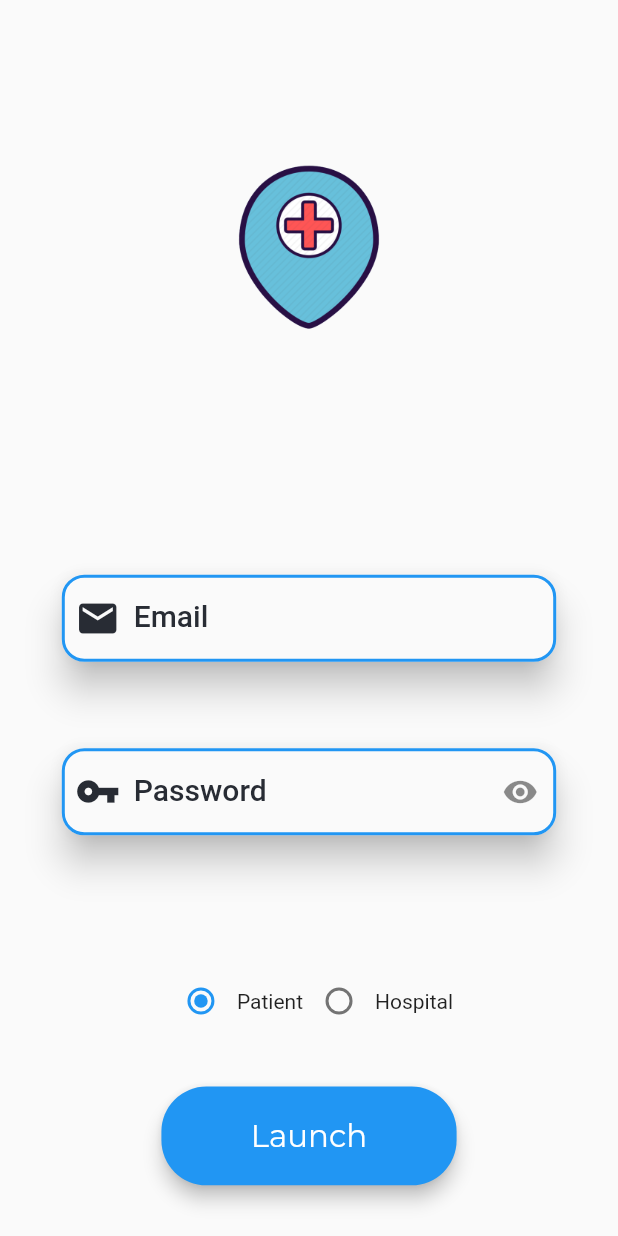
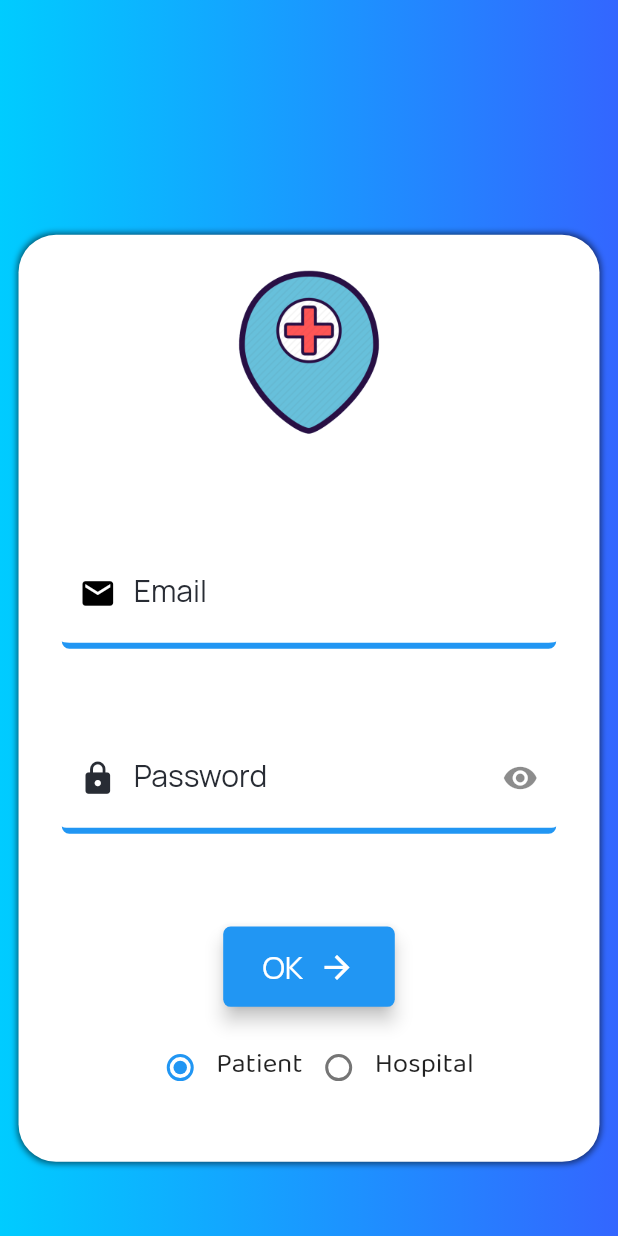
Before and after one commit to saarthak08/Hospitality-MobileClient, a Flutter app: the screen it shows after launch, on a phone screen of 412 x 824 dp. Run offline on Flutter 3.47's test engine with Material 2 defaults, Android fonts, the phone set to English and light mode, and no system bars; our stand-ins replace fluttertoast, google_maps_flutter, location, shared_preferences, sliding_up_panel; accounts and stored records are empty; Roboto replaces fonts that are missing (Arial Round).

Commit message:
change login screen

```diff
--- a/lib/src/screens/auth_screen.dart
+++ b/lib/src/screens/auth_screen.dart
@@ -11,7 +11,6 @@ import 'package:flutter/services.dart';
 import 'package:hospitality/src/resources/network/network_repository.dart';
 import 'package:hospitality/src/helpers/dimensions.dart';
 import 'package:provider/provider.dart';
-import 'dart:io' show Platform;
 import 'package:shared_preferences/shared_preferences.dart';
 
 class AuthScreen extends StatefulWidget {
@@ -43,7 +42,7 @@ class _AuthScreenState extends State<AuthScreen> {
 
   Widget _errorMsgContainer(double viewportHeight, double viewportWidth) {
     return Container(
-      margin: EdgeInsets.only(top: viewportHeight * 0.04),
+      margin: EdgeInsets.only(top: viewportHeight * 0.01),
       height: viewportHeight * 0.05,
       width: viewportWidth,
       alignment: Alignment.center,
@@ -51,7 +50,7 @@ class _AuthScreenState extends State<AuthScreen> {
         errorMsg,
         style: TextStyle(
           fontSize: viewportHeight * 0.025,
-          fontFamily: 'Montserrat',
+          fontFamily: 'BalooTamma2',
           color: Colors.red,
         ),
         textAlign: TextAlign.center,
@@ -69,35 +68,32 @@ class _AuthScreenState extends State<AuthScreen> {
       },
       keyboardType: TextInputType.emailAddress,
       style: TextStyle(
-        fontSize: 20.0,
+        fontSize: 22.0,
         color: Color(0xff282c34),
-        fontFamily: 'Montserrat',
+        fontFamily: 'Poppins',
         fontWeight: FontWeight.w300,
       ),
-      cursorWidth: 2,
-      cursorColor: Color(0xff282c34),
       decoration: InputDecoration(
-        contentPadding: EdgeInsets.only(right: 10.0, top: 12.0, bottom: 22.0),
+        alignLabelWithHint: false,
         prefixIcon: Icon(
-          Icons.email,
-          color: Color(0xff282c34),
-          size: 30.0,
+          Icons.mail,
+          color: Colors.black,
+          size: getViewportHeight(context) * 0.03,
         ),
-        enabledBorder: OutlineInputBorder(
-          borderRadius: BorderRadius.circular(15.0),
-          borderSide: BorderSide(color: Colors.blue, width: 2),
-        ),
-        focusedBorder: OutlineInputBorder(
-          borderRadius: BorderRadius.circular(15.0),
-          borderSide: BorderSide(color: Colors.blue, width: 2),
-        ),
-        alignLabelWithHint: false,
-        labelText: "Email",
+        labelText: 'Email',
         labelStyle: TextStyle(
-          fontFamily: "Arial Round",
+          fontFamily: "Manrope",
           fontSize: 20.0,
           color: Color(0xff282c34),
           fontWeight: FontWeight.w500,
+        ),
+        enabledBorder: UnderlineInputBorder(
+          borderRadius: BorderRadius.circular(5.0),
+          borderSide: BorderSide(color: Colors.blue, width: 4),
+        ),
+        focusedBorder: OutlineInputBorder(
+          borderRadius: BorderRadius.circular(5.0),
+          borderSide: BorderSide(color: Colors.blue, width: 2),
         ),
       ),
     );
@@ -113,19 +109,16 @@ class _AuthScreenState extends State<AuthScreen> {
       },
       obscureText: _obscureText,
       style: TextStyle(
-        fontSize: 20.0,
+        fontSize: 22.0,
         color: Color(0xff282c34),
-        fontFamily: 'Montserrat',
+        fontFamily: 'Poppins',
         fontWeight: FontWeight.w300,
       ),
-      cursorWidth: 2,
-      cursorColor: Color(0xff282c34),
       decoration: InputDecoration(
-        contentPadding: EdgeInsets.only(right: 10.0, top: 12.0, bottom: 22.0),
         prefixIcon: Icon(
-          Icons.vpn_key,
+          Icons.lock,
           color: Color(0xff282c34),
-          size: 30.0,
+          size: getViewportHeight(context) * 0.03,
         ),
         suffixIcon: GestureDetector(
           onTap: () {
@@ -135,18 +128,18 @@ class _AuthScreenState extends State<AuthScreen> {
           },
           child: Icon(_obscureText ? Icons.visibility : Icons.visibility_off),
         ),
-        enabledBorder: OutlineInputBorder(
-          borderRadius: BorderRadius.circular(15.0),
-          borderSide: BorderSide(color: Colors.blue, width: 2),
+        enabledBorder: UnderlineInputBorder(
+          borderRadius: BorderRadius.circular(5.0),
+          borderSide: BorderSide(color: Colors.blue, width: 4),
         ),
         focusedBorder: OutlineInputBorder(
-          borderRadius: BorderRadius.circular(15.0),
+          borderRadius: BorderRadius.circular(5.0),
           borderSide: BorderSide(color: Colors.blue, width: 2),
         ),
         alignLabelWithHint: false,
         labelText: "Password",
         labelStyle: TextStyle(
-          fontFamily: "Arial Round",
+          fontFamily: "Manrope",
           fontSize: 20.0,
           color: Color(0xff282c34),
           fontWeight: FontWeight.w500,
@@ -158,7 +151,7 @@ class _AuthScreenState extends State<AuthScreen> {
   Widget _signInButtonBuilder(double viewportHeight, double viewportWidth) {
     return RaisedButton(
       elevation: 5,
-      shape: RoundedRectangleBorder(borderRadius: BorderRadius.circular(30)),
+      shape: RoundedRectangleBorder(borderRadius: BorderRadius.circular(5)),
       color: Colors.blue,
       splashColor: Colors.white,
       onPressed: () async {
@@ -217,15 +210,12 @@ class _AuthScreenState extends State<AuthScreen> {
                         BouncyPageRoute(widget: HomeScreen()),
                         (Route<dynamic> route) => false);
                   } else {
-
                     _sharedPreferencesInstance.setBool("isPatient", false);
                     userProfileProvider.isPatient = false;
                     Navigator.pushAndRemoveUntil(
                         context,
                         BouncyPageRoute(widget: HospitalDashboard()),
                         (Route<dynamic> route) => false);
-
-
                   }
                 } else if (response.statusCode == 403) {
                   setState(() {
@@ -286,11 +276,11 @@ class _AuthScreenState extends State<AuthScreen> {
         }
       },
       child: Container(
-        alignment: Alignment.center,
-        width: getViewportWidth(context) * 0.4,
-        height: getViewportHeight(context) * 0.08,
+        alignment: Alignment.centerRight,
+        width: getViewportWidth(context) * 0.2,
+        height: getViewportHeight(context) * 0.065,
         decoration: BoxDecoration(
-          borderRadius: BorderRadius.circular(30.0),
+          borderRadius: BorderRadius.circular(5.0),
         ),
         child: Center(
           child: isLoading
@@ -298,14 +288,23 @@ class _AuthScreenState extends State<AuthScreen> {
                   value: null,
                   backgroundColor: Colors.white,
                 )
-              : Text(
-                  "Launch",
+              : Row(
+                  mainAxisAlignment: MainAxisAlignment.spaceEvenly,
+                  children: <Widget>[
+                      Text(
+                        "OK",
                         style: TextStyle(
-                    fontFamily: 'Montserrat',
+                          fontFamily: 'Manrope',
                           color: Colors.white,
                           fontSize: viewportHeight * 0.025,
                         ),
                       ),
+                      Icon(
+                        Icons.arrow_forward,
+                        color: Colors.white,
+                        size: viewportHeight * 0.03,
+                      )
+                    ]),
         ),
       ),
     );
@@ -335,23 +334,56 @@ class _AuthScreenState extends State<AuthScreen> {
     currentHospitalOnMapProvider =
         Provider.of<CurrentHospitalOnMapProvider>(context);
 
-    return Stack(children: <Widget>[
-      Scaffold(
+    return Scaffold(
         body: GestureDetector(
       onTap: () {
         FocusScope.of(context).requestFocus(FocusNode());
       },
       child: SingleChildScrollView(
           child: Container(
+        decoration: BoxDecoration(
+          gradient: LinearGradient(
+              colors: [
+                const Color(0xFF00CCFF),
+                const Color(0xFF3366FF),
+              ],
+              begin: const FractionalOffset(0.0, 0.0),
+              end: const FractionalOffset(1.0, 0.0),
+              stops: [0.0, 1.0],
+              tileMode: TileMode.clamp),
+        ),
+        height: getDeviceHeight(context),
         child: Column(
             mainAxisAlignment: MainAxisAlignment.spaceEvenly,
             children: <Widget>[
+              Stack(
+                children: <Widget>[
+                  Container(
+                      decoration: BoxDecoration(
+                        borderRadius: BorderRadius.circular(25),
+                        color: Colors.white,
+                        boxShadow: [
+                          BoxShadow(
+                            color: Colors.black54,
+                            blurRadius: 3.0,
+                            spreadRadius: 1.0,
+                            // shadow direction: bottom right
+                          )
+                        ],
+                      ),
+                      height: viewportHeight * 0.75,
+                      margin: EdgeInsets.only(
+                          top: viewportHeight * 0.13,
+                          left: viewportWidth * 0.03,
+                          right: viewportWidth * 0.03)),
+                  Container(
+                      child: Column(children: <Widget>[
                     Hero(
                       tag: "ico",
                       child: Container(
-                margin: EdgeInsets.only(top: viewportHeight * 0.05),
-                height: getDeviceHeight(context) * 0.30,
-                width: getDeviceWidth(context) * 0.30,
+                        margin: EdgeInsets.only(top: viewportHeight * 0.15),
+                        height: getDeviceHeight(context) * 0.15,
+                        width: viewportWidth,
                         child: Image.asset('assets/img/splash_bg.png'),
                       ),
                     ),
@@ -359,18 +391,13 @@ class _AuthScreenState extends State<AuthScreen> {
                     Container(
                         padding: EdgeInsets.symmetric(
                             horizontal: viewportWidth * 0.1,
-                    vertical: viewportHeight * 0.025),
+                            vertical: viewportHeight * 0.015),
                         alignment: Alignment.center,
                         child: Column(children: <Widget>[
-                  Material(
-                    child: _emailInputFieldBuilder(viewportHeight),
-                    elevation: 10,
-                    shadowColor: Colors.black,
-                    borderRadius: BorderRadius.circular(15.0),
-                  ),
+                          _emailInputFieldBuilder(viewportHeight),
                           Container(
                             width: viewportWidth,
-                    height: viewportHeight * 0.05,
+                            height: viewportHeight * 0.04,
                             padding: EdgeInsets.only(
                                 top: viewportHeight * 0.015,
                                 left: viewportWidth * 0.05),
@@ -381,22 +408,17 @@ class _AuthScreenState extends State<AuthScreen> {
                                 fontSize: viewportWidth * 0.04,
                                 color: Colors.red,
                                 height: viewportWidth * 0.002,
-                        fontFamily: 'Montserrat',
+                                fontFamily: 'BalooTamma2',
                               ),
                             ),
                           ),
                           SizedBox(
                             height: viewportHeight * 0.02,
                           ),
-                  Material(
-                    child: _passwordInputFieldBuilder(viewportHeight),
-                    elevation: 10,
-                    shadowColor: Colors.black,
-                    borderRadius: BorderRadius.circular(15.0),
-                  ),
+                          _passwordInputFieldBuilder(viewportHeight),
                           Container(
                             width: viewportWidth,
-                    height: viewportHeight * 0.05,
+                            height: viewportHeight * 0.04,
                             padding: EdgeInsets.only(
                                 top: viewportHeight * 0.015,
                                 left: viewportWidth * 0.05),
@@ -406,16 +428,20 @@ class _AuthScreenState extends State<AuthScreen> {
                               style: TextStyle(
                                 fontSize: viewportWidth * 0.04,
                                 color: Colors.red,
-                        fontFamily: 'Montserrat',
+                                fontFamily: 'BalooTamma2',
                                 height: viewportWidth * 0.002,
                               ),
                             ),
                           ),
                         ])),
+                    SizedBox(
+                      height: viewportHeight * 0.02,
+                    ),
+                    _signInButtonBuilder(viewportHeight, viewportWidth),
                     Container(
                         alignment: Alignment.center,
-                margin: EdgeInsets.symmetric(
-                    vertical: getViewportHeight(context) * 0.03),
+                        margin: EdgeInsets.only(
+                            top: getViewportHeight(context) * 0.02),
                         child: Row(
                           crossAxisAlignment: CrossAxisAlignment.center,
                           mainAxisAlignment: MainAxisAlignment.center,
@@ -425,38 +451,29 @@ class _AuthScreenState extends State<AuthScreen> {
                               groupValue: _radioValue,
                               onChanged: _handleRadioValueChange,
                             ),
-                    Text("Patient"),
-                    new Radio(
+                            Text(
+                              "Patient",
+                              style: TextStyle(
+                                  fontFamily: "BalooTamma2",
+                                  fontSize: getViewportWidth(context) * 0.045),
+                            ),
+                            Radio(
                               value: 1,
                               groupValue: _radioValue,
                               onChanged: _handleRadioValueChange,
                             ),
-                    Text("Hospital")
+                            Text("Hospital",
+                                style: TextStyle(
+                                    fontFamily: "BalooTamma2",
+                                    fontSize:
+                                        getViewportWidth(context) * 0.045))
                           ],
                         )),
-            SizedBox(
-              height: getViewportHeight(context) * 0.01,
-            ),
-            _signInButtonBuilder(viewportHeight, viewportWidth),
+                  ]))
                 ],
-        ))),
+              )
+            ]),
       )),
-      Visibility(
-          visible: (Platform.isIOS ? true : false),
-          child: Container(
-            height: viewportHeight * 0.06,
-            margin: EdgeInsets.only(
-                top: MediaQuery.of(context).padding.top,
-                right: viewportWidth * 0.85),
-            child: FlatButton(
-              child: Icon(Icons.arrow_back_ios,
-                  color: Colors.black, size: viewportWidth * 0.07),
-              onPressed: () {
-                Navigator.of(context).pushReplacementNamed("/pre-login");
-              },
-            ),
-            color: Colors.transparent,
-          )),
-    ]);
+    ));
   }
 }
--- a/lib/src/screens/home_screen.dart
+++ b/lib/src/screens/home_screen.dart
@@ -131,7 +131,7 @@ class _HomeScreenState extends State<HomeScreen> {
       appBar: AppBar(
         title: Text(
           'Search Near-By Hospital',
-          style: TextStyle(fontFamily: "Montserrat"),
+          style: TextStyle(fontFamily: "BalooTamma2"),
         ),
         actions: <Widget>[
           Hero(
@@ -183,7 +183,7 @@ class _HomeScreenState extends State<HomeScreen> {
                       'Input distance for nearby hospital',
                       style: TextStyle(
                           fontWeight: FontWeight.bold,
-                          fontFamily: "Montserrat",
+                          fontFamily: "BalooTamma2",
                           fontSize: getViewportWidth(context) * 0.04,
                           color: Colors.white),
                     ),
--- a/lib/src/screens/map_screen.dart
+++ b/lib/src/screens/map_screen.dart
@@ -71,7 +71,7 @@ class MapSampleState extends State<MapSample> {
           "Hospitality",
           textAlign: TextAlign.center,
           style: TextStyle(
-            fontFamily: "Montserrat",
+            fontFamily: "BalooTamma2",
             fontSize: 25,
           ),
         ),
@@ -93,7 +93,7 @@ class MapSampleState extends State<MapSample> {
                 height: getViewportHeight(context) * 0.1,
                 child: Center(
                   child: Text("Hospitals",
-                      style: TextStyle(fontSize: 40, fontFamily: "Montserrat")),
+                      style: TextStyle(fontSize: 40, fontFamily: "BalooTamma2")),
                 ))),
         body: Center(
           child: Container(
--- a/lib/src/screens/splash_screen.dart
+++ b/lib/src/screens/splash_screen.dart
@@ -80,7 +80,7 @@ class _SplashPageState extends State<SplashPage> {
                 'Hospitality',
                 style: TextStyle(
                     color: Colors.blue,
-                    fontFamily: "Montserrat",
+                    fontFamily: "BalooTamma2",
                     fontSize: getDeviceHeight(context) * 0.05),
                 textAlign: TextAlign.center,
               ),
--- a/lib/src/widgets/hospital_listview_item.dart
+++ b/lib/src/widgets/hospital_listview_item.dart
@@ -1,5 +1,4 @@
 import 'dart:async';
-
 import 'package:flutter/material.dart';
 import 'package:google_maps_flutter/google_maps_flutter.dart';
 import 'package:hospitality/src/helpers/dimensions.dart';
@@ -43,7 +42,7 @@ class HospitalListViewItem extends StatelessWidget {
             Text(
               hospital.getName,
               style: TextStyle(
-                  fontFamily: "Montserrat",
+                  fontFamily: "BalooTamma2",
                   fontSize: 25,
                   fontWeight: FontWeight.w700),
               textAlign: TextAlign.left,
```
Also changed, not shown: pubspec.yaml (+13 -4 lines), assets/fonts/BalooTamma2-Regular.ttf (added), assets/fonts/ComicNeue-Regular.ttf (added), assets/fonts/Manrope-Regular.ttf (added), assets/fonts/Montserrat-Regular.ttf (deleted), assets/fonts/Poppins-Regular.ttf (added), 4 other files. Lines whose indentation alone changed are shown as unchanged.
